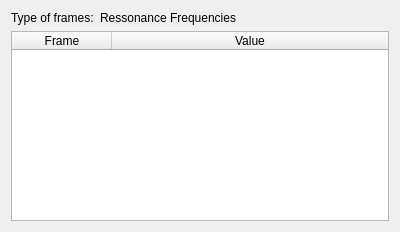
Above: src/Mod/Fem/Gui/TaskPostFrames.ui from southseact-3d/fcd before the change. Below: the same form after it.
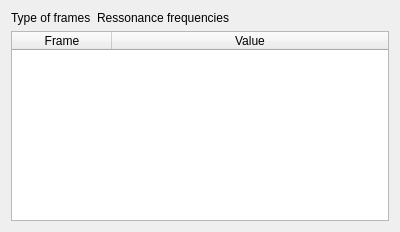
That is the form after the change.

Patch:
```diff
--- a/src/Mod/Fem/Gui/TaskPostFrames.ui
+++ b/src/Mod/Fem/Gui/TaskPostFrames.ui
@@ -31,14 +31,14 @@
      <item row="0" column="0">
       <widget class="QLabel" name="label">
        <property name="text">
-        <string>Type of frames:</string>
+        <string>Type of frames</string>
        </property>
       </widget>
      </item>
      <item row="0" column="1">
       <widget class="QLabel" name="Type">
        <property name="text">
-        <string>Ressonance Frequencies</string>
+        <string>Ressonance frequencies</string>
        </property>
       </widget>
      </item>
```
